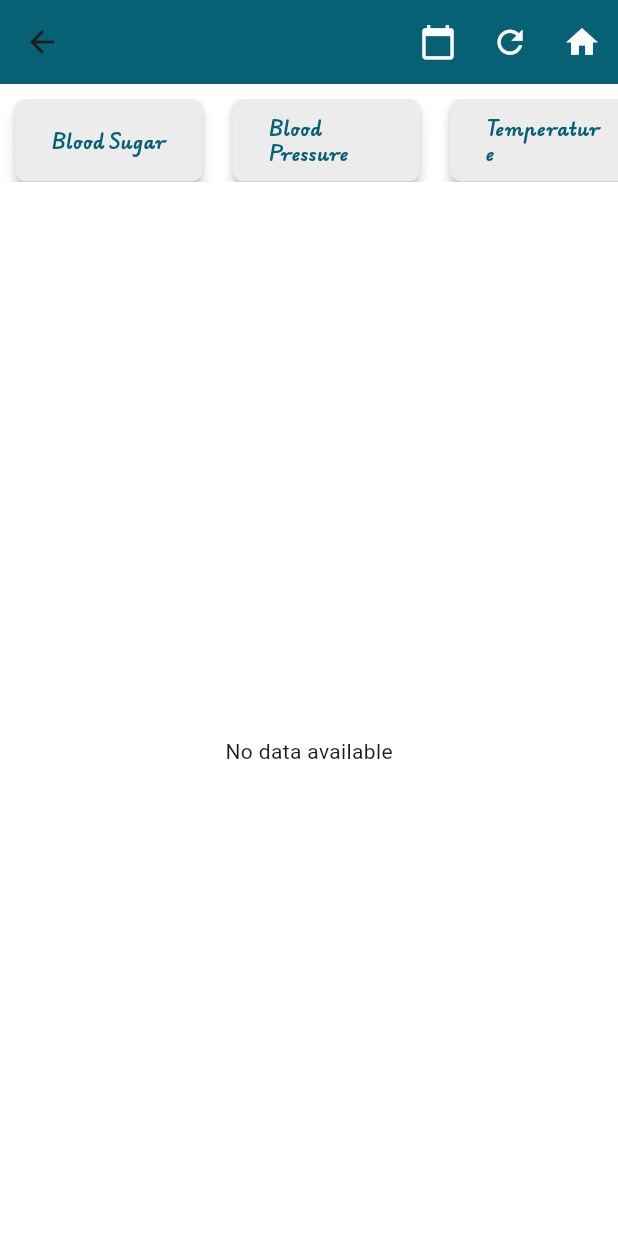
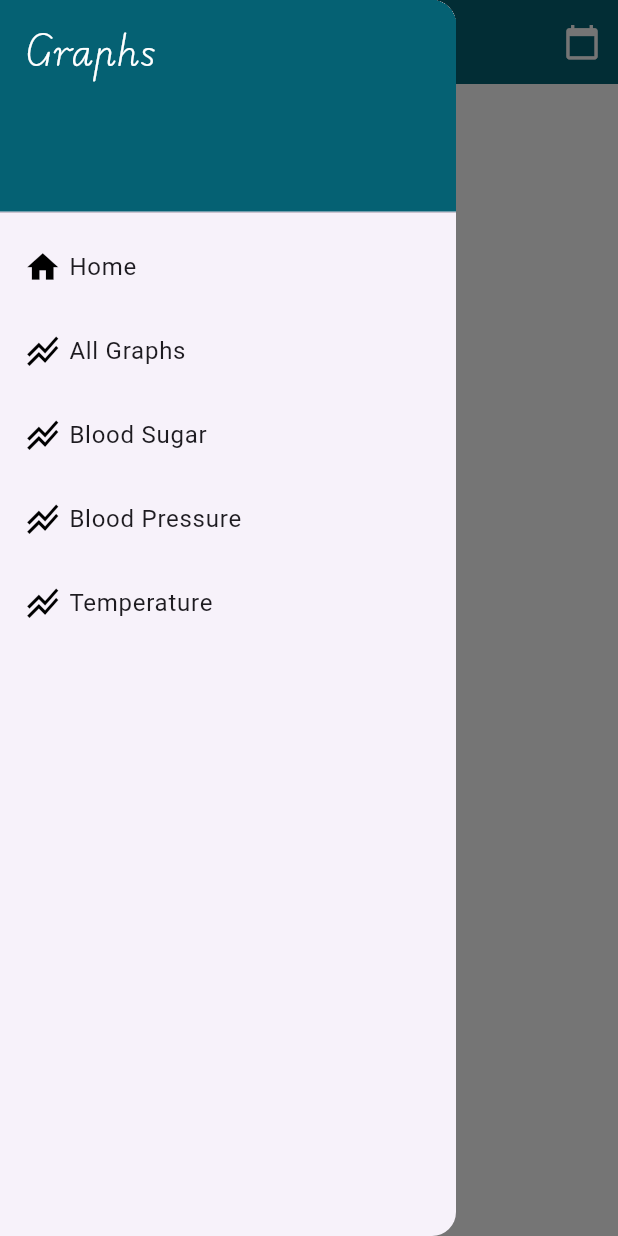
Before and after one commit to RawanSyed/glucograph, a Flutter app: the all_line screen opened directly with empty values, with the side drawer open (before the commit the screen has no drawer), on a phone screen of 412 x 824 dp. Run offline on Flutter 3.47's test engine with Material 3 defaults, Android fonts, the phone set to English and light mode, and no system bars; our stand-ins replace fl_chart, flutter_screenutil, get, lottie; missing offline and left inert: mysql1.

Commit message:
Update charts.dart

```diff
--- a/lib/components/linw_chart/charts.dart
+++ b/lib/components/linw_chart/charts.dart
@@ -84,104 +84,122 @@
             onPressed: () =>
                 _selectDateRange(context), // استدعاء نافذة تحديد التاريخ
           ),
-          // زر لإعادة تحميل الرسومات البيانية
-          IconButton(
-            icon: Icon(
-              Icons.refresh,
-              color: Colors.white,
-              size: 25,
+        ],
+      ),
+      drawer: Drawer(
+        child: ListView(
+          padding: EdgeInsets.zero,
+          children: <Widget>[
+            Container(
+              height: 150,
+              child: DrawerHeader(
+                decoration: BoxDecoration(
+                  color: kPrimaryColor,
+                ),
+                child: Text(
+                  'Graphs',
+                  style: TextStyle(
+                    color: Colors.white,
+                    fontSize: 24,
+                    fontFamily: kPrimaryFont,
+                  ),
+                ),
+              ),
             ),
-            onPressed: resetGraphs, // إعادة تحميل الرسوم البيانية
-          ),
-          // زر العودة للصفحة الرئيسية
-          IconButton(
-              icon: Icon(
-                Icons.home,
-                color: Colors.white,
-                size: 25,
+            ListTile(
+              title: Row(
+                children: [
+                  Icon(Icons.home, color: Colors.black, size: 25),
+                  SizedBox(
+                    width: 5,
+                  ),
+                  Text('Home'),
+                ],
               ),
-              onPressed: () {
+              onTap: () {
                 Navigator.of(context).pushAndRemoveUntil(
                   MaterialPageRoute(builder: (context) => User()),
                   (route) => false,
                 );
-              })
-        ],
+              },
+            ),
+            ListTile(
+              title: Row(children: [
+                Icon(Icons.stacked_line_chart, color: Colors.black, size: 25),
+                SizedBox(
+                  width: 5,
+                ),
+                Text('All Graphs'),
+              ]),
+              onTap: () {
+                setState(() {
+                  showBloodSugar = true;
+                  showBloodPressure = true;
+                  showTemp = true;
+                });
+                Navigator.pop(context); // إغلاق الـ Drawer عند الانتقال
+              },
+            ),
+            ListTile(
+              title: Row(children: [
+                Icon(Icons.stacked_line_chart, color: Colors.black, size: 25),
+                SizedBox(
+                  width: 5,
+                ),
+                Text('Blood Sugar'),
+              ]),
+              onTap: () {
+                setState(() {
+                  showBloodSugar = true;
+                  showBloodPressure = false;
+                  showTemp = false;
+                });
+                Navigator.pop(context); // إغلاق الـ Drawer عند الانتقال
+              },
+            ),
+            ListTile(
+              title: Row(children: [
+                Icon(Icons.stacked_line_chart, color: Colors.black, size: 25),
+                SizedBox(
+                  width: 5,
+                ),
+                Text('Blood Pressure'),
+              ]),
+              onTap: () {
+                setState(() {
+                  showBloodSugar = false;
+                  showBloodPressure = true;
+                  showTemp = false;
+                });
+                Navigator.pop(context); // إغلاق الـ Drawer عند الانتقال
+              },
+            ),
+            ListTile(
+              title: Row(children: [
+                Icon(Icons.stacked_line_chart, color: Colors.black, size: 25),
+                SizedBox(
+                  width: 5,
+                ),
+                Text('Temperature'),
+              ]),
+              onTap: () {
+                setState(() {
+                  showBloodSugar = false;
+                  showBloodPressure = false;
+                  showTemp = true;
+                });
+                Navigator.pop(context); // إغلاق الـ Drawer عند الانتقال
+              },
+            ),
+          ],
+        ),
       ),
       body: SingleChildScrollView(
         // تفعيل التمرير في الصفحة
         child: Column(
           children: [
             // عرض الأزرار أفقيًا
-            Padding(
-              padding: const EdgeInsets.symmetric(vertical: 10),
-              child: Container(
-                height: 55, // تحديد ارتفاع الأزرار
-                child: ListView.builder(
-                  scrollDirection: Axis.horizontal, // الاتجاه أفقي
-                  itemCount: 3, // عدد الأزرار
-                  itemBuilder: (context, index) {
-                    String buttonText;
-                    // Define the button text based on the index
-                    switch (index) {
-                      case 0:
-                        buttonText = "Blood Sugar";
-                        break;
-                      case 1:
-                        buttonText = "Blood Pressure";
-                        break;
-                      case 2:
-                        buttonText = "Temperature";
-                        break;
-                      default:
-                        buttonText = "Button ${index + 1}";
-                    }
 
-                    return Padding(
-                      padding: const EdgeInsets.symmetric(horizontal: 10),
-                      child: ElevatedButton(
-                        onPressed: () {
-                          setState(() {
-                            // Hide other graphs and show the selected one
-                            if (index == 0) {
-                              showBloodSugar = true;
-                              showBloodPressure = false;
-                              showTemp = false;
-                            } else if (index == 1) {
-                              showBloodPressure = true;
-                              showBloodSugar = false;
-                              showTemp = false;
-                            } else if (index == 2) {
-                              showTemp = true;
-                              showBloodSugar = false;
-                              showBloodPressure = false;
-                            }
-                          });
-                        },
-                        child: Text(
-                          buttonText, // Change the button text based on the index
-                          style: TextStyle(
-                            color: kPrimaryColor,
-                            fontSize: 12,
-                            fontFamily: kPrimaryFont,
-                            fontWeight: FontWeight.bold,
-                          ),
-                        ),
-                        style: ElevatedButton.styleFrom(
-                          backgroundColor: Color.fromRGBO(236, 236, 236, 1),
-                          fixedSize: Size(125, 40),
-                          elevation: 3, // ارتفاع الظل
-
-                          shape: RoundedRectangleBorder(
-                            borderRadius: BorderRadius.circular(8),
-                          ),
-                        ),
-                      ),
-                    );
-                  },
-                ),
-              ),
-            ),
             SizedBox(
               height: 20,
             ),
```
